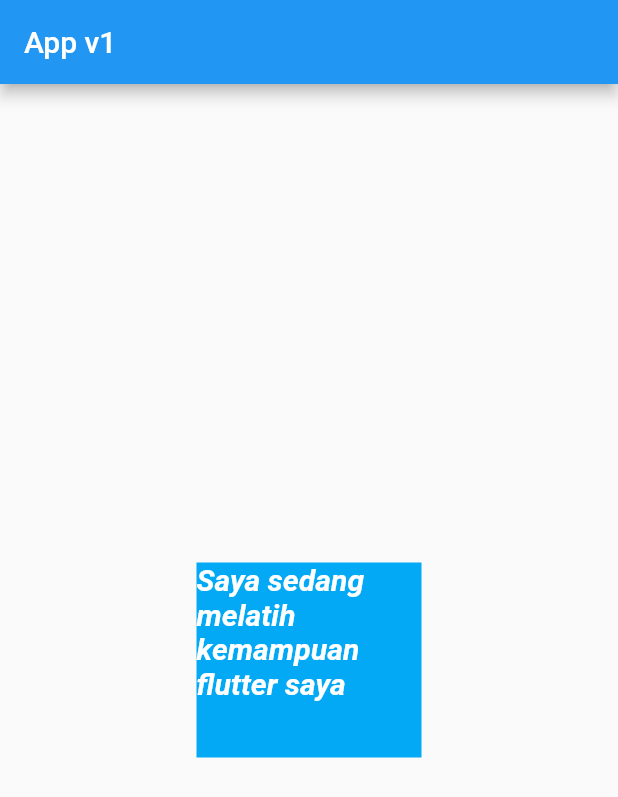
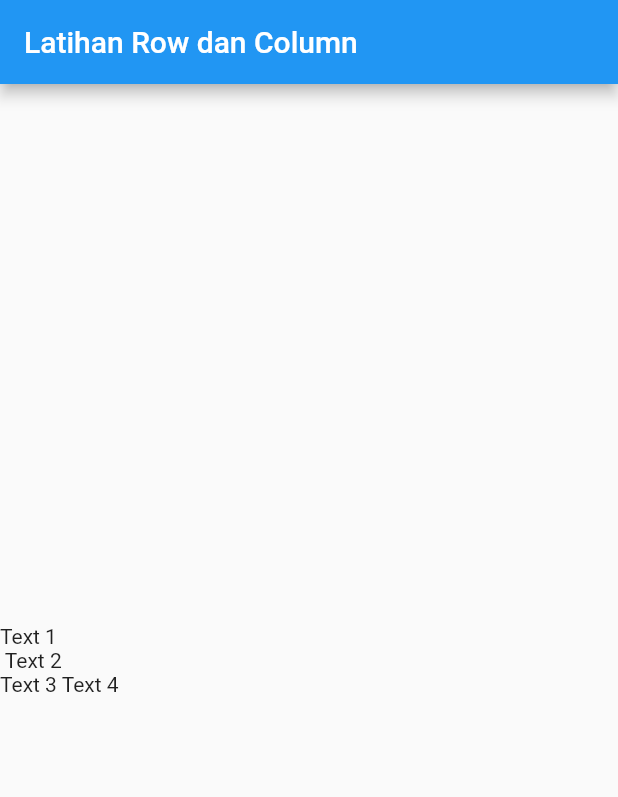
Before and after one commit to paozanwa22/learnFlutter, a Flutter app: the screen it shows after launch, on a phone screen of 412 x 824 dp. Shown: the top 797 px of the screen. Run offline on Flutter 3.47's test engine with Material 2 defaults, Android fonts, the phone set to English and light mode, and no system bars.

Commit message:
column & row

```diff
--- a/lib/main.dart
+++ b/lib/main.dart
@@ -1,34 +1,27 @@
 import 'package:flutter/material.dart';
 
-void main() {
-  runApp(MyApp());
-}
+void main() => runApp(MyApp());
 
 class MyApp extends StatelessWidget {
   @override
   Widget build(BuildContext context) {
     return MaterialApp(
       home: Scaffold(
-        appBar: AppBar(
-          title: Text("App v1"),
+        appBar: AppBar(title: Text('Latihan Row dan Column'),),
+        body: Column(
+          mainAxisAlignment: MainAxisAlignment.center,
+          crossAxisAlignment: CrossAxisAlignment.start,
+          children: <Widget>[
+            Text("Text 1"),
+            Text(" Text 2"),
+            Row(
+              children: <Widget>[
+                Text("Text 3"),
+                Text(" Text 4"),
+              ],
+            ),
+          ],
         ),
-        body: Center(
-            child: Container(
-                color: Colors.lightBlue,
-                width: 150,
-                height: 130,
-                child: Text(
-                  "Saya sedang melatih kemampuan flutter saya",
-                  // maxLines: 2,
-                  // overflow: TextOverflow.clip,
-                  // softWrap: false
-                  // textAlign: TextAlign.center,
-                  style: TextStyle(
-                    color: Colors.white,
-                    fontStyle: FontStyle.italic,
-                    fontWeight: FontWeight.w700,
-                    fontSize: 20),
-                ))),
       ),
     );
   }
```
